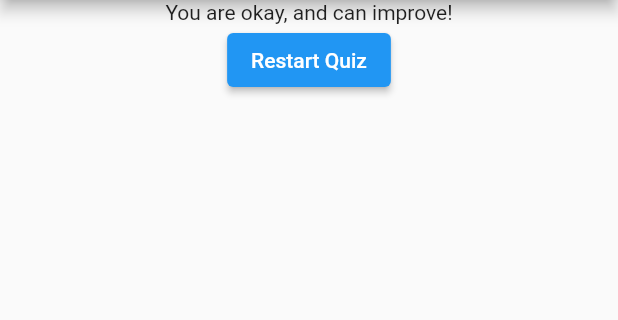
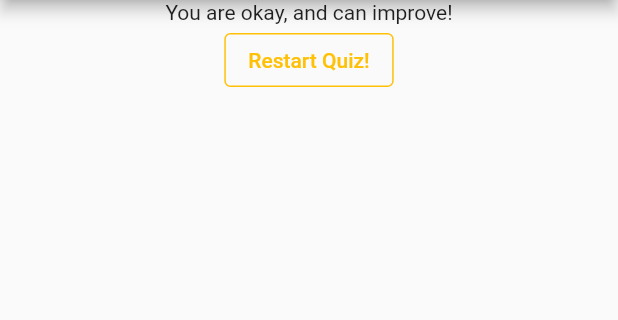
Before and after one commit to Nisschhal/flutter_basic_apps, a Flutter app: the screen it shows after launch, after a tap on "red", after a tap on "cricket", on a phone screen of 412 x 824 dp, the part 84-404 px from its top. Run offline on Flutter 3.47's test engine with Material 2 defaults, Android fonts, the phone set to English and light mode, and no system bars.

Commit message:
basic flutter quiz app compelete

```diff
--- a/flutter_learning/my_quiz/lib/answer.dart
+++ b/flutter_learning/my_quiz/lib/answer.dart
@@ -10,8 +10,11 @@ class Answer extends StatelessWidget {
     return Container(
       width: double.infinity,
       child: ElevatedButton(
+        // style: ButtonStyle(
+        //   foregroundColor: MaterialStateProperty.all(Colors.amber),
+        // ),
         style: ElevatedButton.styleFrom(
-          foregroundColor: Colors.amber,
+          backgroundColor: Colors.black,
         ),
         onPressed: selectHandler,
         child: Text(answerText),
--- a/flutter_learning/my_quiz/lib/main.dart
+++ b/flutter_learning/my_quiz/lib/main.dart
@@ -44,14 +44,16 @@ class _MyAppState extends State<MyApp> {
   // callback function to increment the questionIndex
   void _answerQuestion(int score) {
     _totalScore += score; // since it only displayes its a static state
-    setState(() =>
-        _questionIndex++); // based on the index value gets changes thus dynamic state
+    setState(() {
+      _questionIndex++;
+    }); // based on the index value gets changes thus dynamic state
     print("Question index at !!");
     print(_questionIndex);
   }
 
   void _resetHandler() {
     setState(() {
+      _totalScore = 0;
       _questionIndex = 0;
     });
   }
--- a/flutter_learning/my_quiz/lib/result.dart
+++ b/flutter_learning/my_quiz/lib/result.dart
@@ -26,8 +26,13 @@ class Result extends StatelessWidget {
       child: Column(
         children: [
           Text(resultText),
-          ElevatedButton(
-              onPressed: resetHandler, child: const Text("Restart Quiz"))
+          OutlinedButton(
+            style: OutlinedButton.styleFrom(
+                foregroundColor: Colors.amber,
+                side: const BorderSide(color: Colors.amber)),
+            onPressed: resetHandler,
+            child: const Text("Restart Quiz!"),
+          )
         ],
       ),
     );
```
